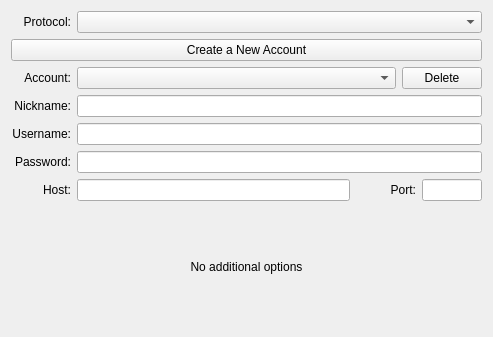
This is plugins/accounts/accountsoptions.ui in xjohncz/saje as Qt 5 draws it before an edit. The edited form follows.
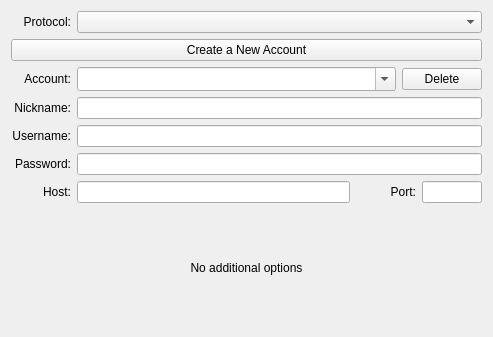
This is the edited form.

Diff of the .ui file:
```diff
--- a/plugins/accounts/accountsoptions.ui
+++ b/plugins/accounts/accountsoptions.ui
@@ -81,6 +81,15 @@
            <verstretch>0</verstretch>
           </sizepolicy>
          </property>
+         <property name="editable" >
+          <bool>true</bool>
+         </property>
+         <property name="insertPolicy" >
+          <enum>QComboBox::InsertAtCurrent</enum>
+         </property>
+         <property name="sizeAdjustPolicy" >
+          <enum>QComboBox::AdjustToMinimumContentsLengthWithIcon</enum>
+         </property>
         </widget>
        </item>
        <item>
```
